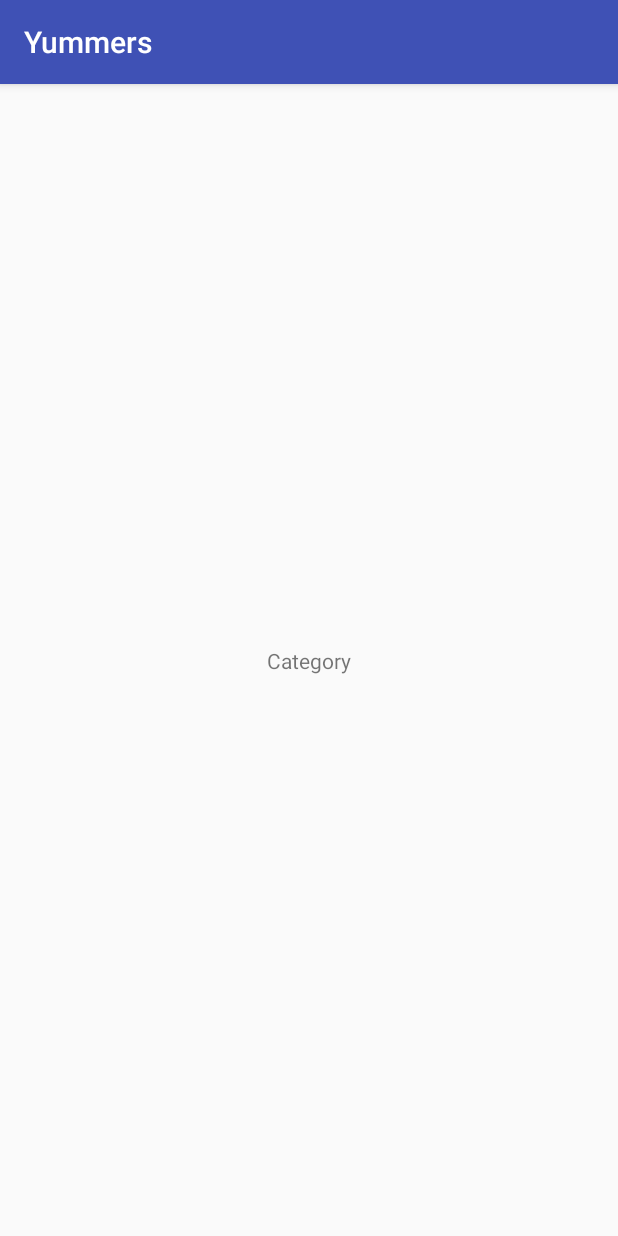
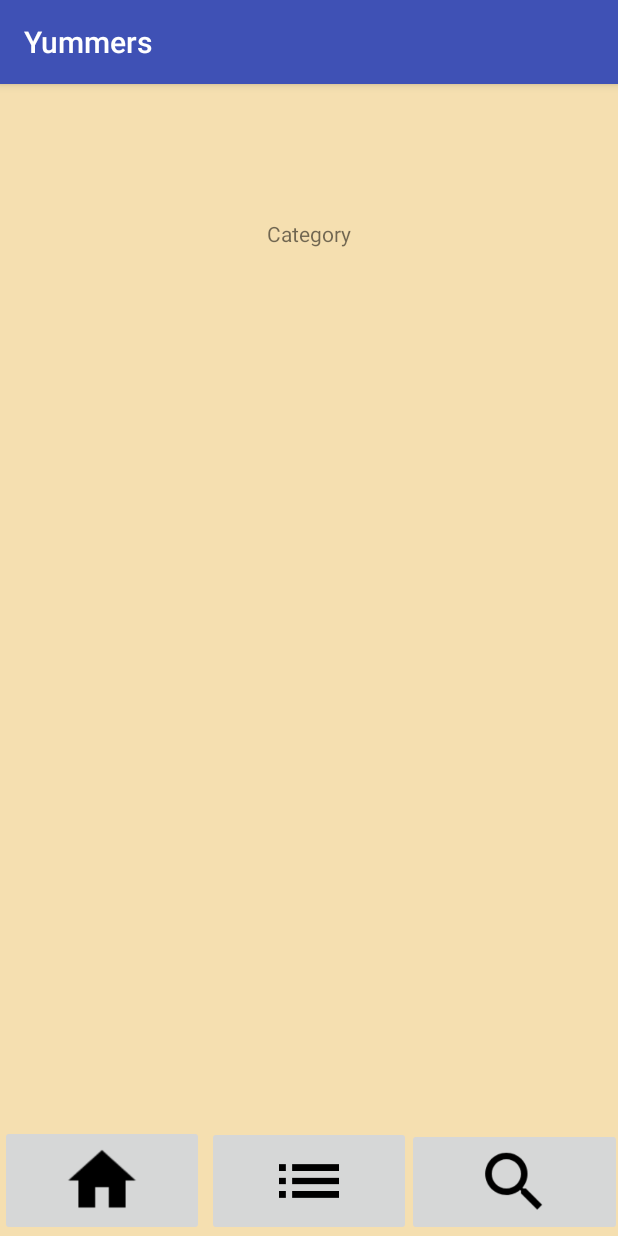
Before and after one commit to jco-requints/Yummers, an Android app: the DisplayRecipes screen opened directly, with no data from a screen before it, on a phone screen of 412 x 824 dp. Run offline under Robolectric (Android 15) with nearby library versions, the phone set to English and light mode, and no system bars.

Commit message:
Fixed nav bar icons

```diff
--- a/app/src/main/res/layout/display_recipes.xml
+++ b/app/src/main/res/layout/display_recipes.xml
@@ -3,6 +3,7 @@
     xmlns:android="http://schemas.android.com/apk/res/android"
     xmlns:app="http://schemas.android.com/apk/res-auto"
     xmlns:tools="http://schemas.android.com/tools"
+    android:background="@color/peach"
     android:layout_width="match_parent"
     android:layout_height="match_parent">
 
@@ -10,15 +11,55 @@
         android:id="@+id/food_category"
         android:layout_width="wrap_content"
         android:layout_height="wrap_content"
+        android:layout_marginBottom="8dp"
+        android:layout_marginEnd="8dp"
+        android:layout_marginLeft="8dp"
+        android:layout_marginRight="8dp"
         android:layout_marginStart="8dp"
-        android:layout_marginLeft="8dp"
         android:layout_marginTop="8dp"
-        android:layout_marginEnd="8dp"
-        android:layout_marginRight="8dp"
-        android:layout_marginBottom="8dp"
         android:text="@string/food_category"
         app:layout_constraintBottom_toBottomOf="parent"
         app:layout_constraintEnd_toEndOf="parent"
         app:layout_constraintStart_toStartOf="parent"
-        app:layout_constraintTop_toTopOf="parent" />
+        app:layout_constraintTop_toTopOf="parent"
+        app:layout_constraintVertical_bias="0.112" />
+
+    <ImageButton
+        android:id="@+id/list"
+        android:layout_width="136dp"
+        android:layout_height="73dp"
+        android:scaleType="fitCenter"
+        app:layout_constraintBottom_toBottomOf="parent"
+        app:layout_constraintEnd_toEndOf="parent"
+        app:layout_constraintStart_toStartOf="parent"
+        app:layout_constraintTop_toTopOf="parent"
+        app:layout_constraintVertical_bias="1.0"
+        app:srcCompat="@drawable/list" />
+
+    <ImageButton
+        android:id="@+id/home"
+        android:layout_width="136dp"
+        android:layout_height="74dp"
+        android:cropToPadding="false"
+        android:scaleType="fitCenter"
+        app:layout_constraintBottom_toBottomOf="parent"
+        app:layout_constraintEnd_toStartOf="@+id/list"
+        app:layout_constraintHorizontal_bias="0.166"
+        app:layout_constraintStart_toStartOf="parent"
+        app:layout_constraintTop_toTopOf="parent"
+        app:layout_constraintVertical_bias="1.0"
+        app:srcCompat="@drawable/home_icon" />
+
+    <ImageButton
+        android:id="@+id/search"
+        android:layout_width="143dp"
+        android:layout_height="72dp"
+        android:scaleType="fitCenter"
+        app:layout_constraintBottom_toBottomOf="parent"
+        app:layout_constraintEnd_toEndOf="parent"
+        app:layout_constraintHorizontal_bias="0.526"
+        app:layout_constraintStart_toEndOf="@+id/list"
+        app:layout_constraintTop_toTopOf="parent"
+        app:layout_constraintVertical_bias="1.0"
+        app:srcCompat="@drawable/search_icon" />
 </android.support.constraint.ConstraintLayout>
```
Also changed, not shown: app/src/main/res/layout/activity_home.xml (+13 -12 lines), app/src/main/res/drawable/home_icon.png, app/src/main/res/drawable/list.png, app/src/main/res/drawable/search_icon.png.
